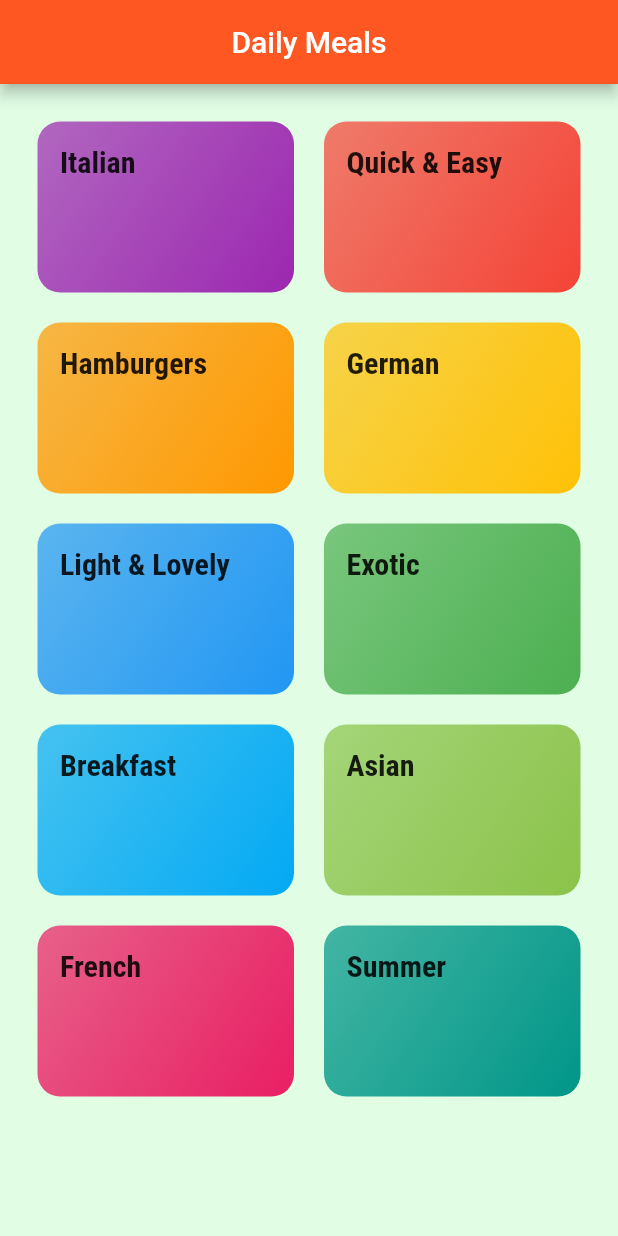
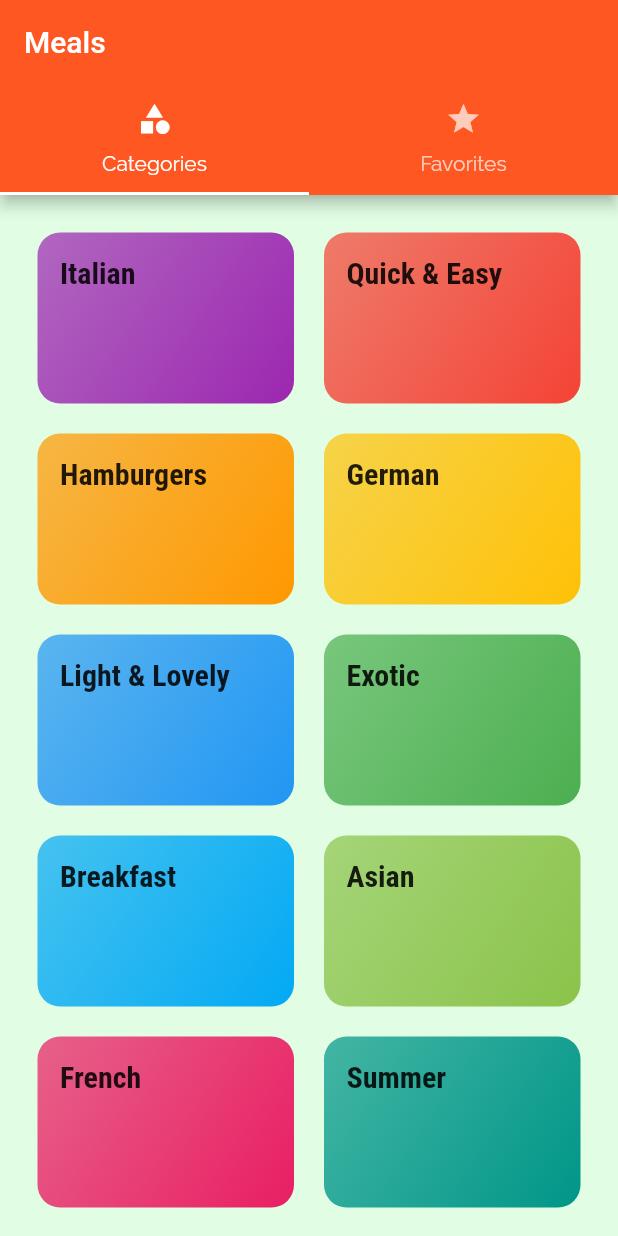
Before and after one commit to viraj-2393/meals_app, a Flutter app: the screen it shows after launch, on a phone screen of 412 x 824 dp. Run offline on Flutter 3.47's test engine with Material 2 defaults, Android fonts, the phone set to English and light mode, and no system bars.

Commit message:
Tab bar added

```diff
--- a/lib/categories_screen.dart
+++ b/lib/categories_screen.dart
@@ -5,12 +5,7 @@ class CategoriesScreen extends StatelessWidget{
 
   @override
   Widget build(BuildContext context) {
-    return Scaffold(
-      appBar: AppBar(
-        title: const Text('Daily Meals'),
-        centerTitle: true,
-      ),
-      body: GridView(
+    return  GridView(
         padding: const EdgeInsets.all(25),
         children: DUMMY_CATEGORIES.map(
                 (catData)=>
@@ -22,7 +17,6 @@ class CategoriesScreen extends StatelessWidget{
             mainAxisSpacing: 20
         ),
 
-      ),
-    );
+      );
   }
 }
--- a/lib/main.dart
+++ b/lib/main.dart
@@ -4,6 +4,7 @@ import 'package:flutter/material.dart';
 import './categories_meals_screen.dart';
 import './categories_screen.dart';
 import './meal_details.dart';
+import './tabs_screen.dart';
 
 void main() {
   runApp(MaterialApp(
@@ -19,10 +20,10 @@ void main() {
         )
       )
     ),
-    home: CategoriesScreen(),
+    //home: CategoriesScreen(),
     //initialRoute: '/',
     routes: {
-      //'/': (ctx) => CategoriesScreen(),
+      '/': (ctx) => TabsScreen(),
       MealDetailScreen.routeName: (ctx) => MealDetailScreen(),
       CategoryMealsScreen.routeName:(ctx) => CategoryMealsScreen()
     },
--- /dev/null
+++ b/lib/tabs_screen.dart
@@ -0,0 +1,42 @@
+import 'package:flutter/material.dart';
+import './favorites_screen.dart';
+import './categories_screen.dart';
+class TabsScreen extends StatefulWidget{
+  @override
+  State<StatefulWidget> createState() {
+    return TabsScreenState();
+  }
+}
+class TabsScreenState extends State<TabsScreen>{
+  @override
+  Widget build(BuildContext context) {
+    return DefaultTabController(
+      length: 2,
+      initialIndex: 0,
+      child: Scaffold(
+        appBar: AppBar(
+          title: Text('Meals'),
+          bottom: TabBar(
+            onTap: (pos){},
+            tabs: [
+              Tab(
+                icon: Icon(Icons.category),
+                text: 'Categories',
+              ),
+              Tab(
+                icon: Icon(Icons.star),
+                text: 'Favorites',
+              ),
+            ],
+          )
+        ),
+        body: TabBarView(
+          children: [
+            CategoriesScreen(),
+            FavoriteScreen()
+          ],
+        ),
+      ),
+    );
+  }
+}
```
Also changed, not shown: lib/favorites_screen.dart (added, +10 -0 lines), lib/meal_details.dart (+68 -2 lines).
